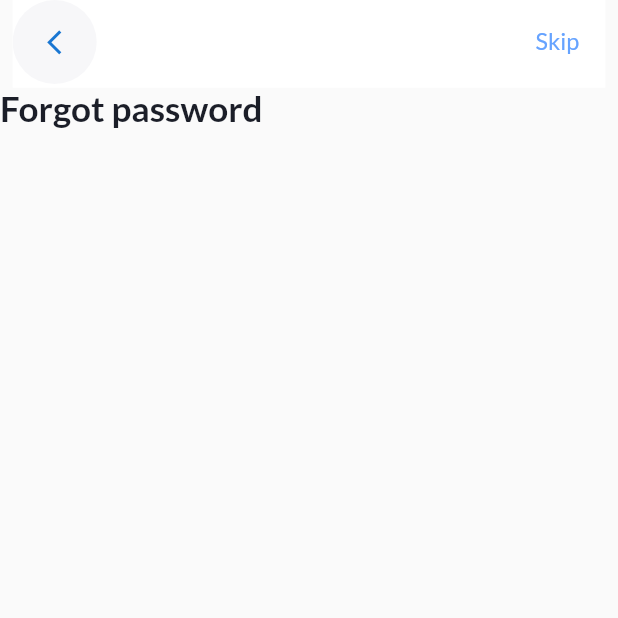
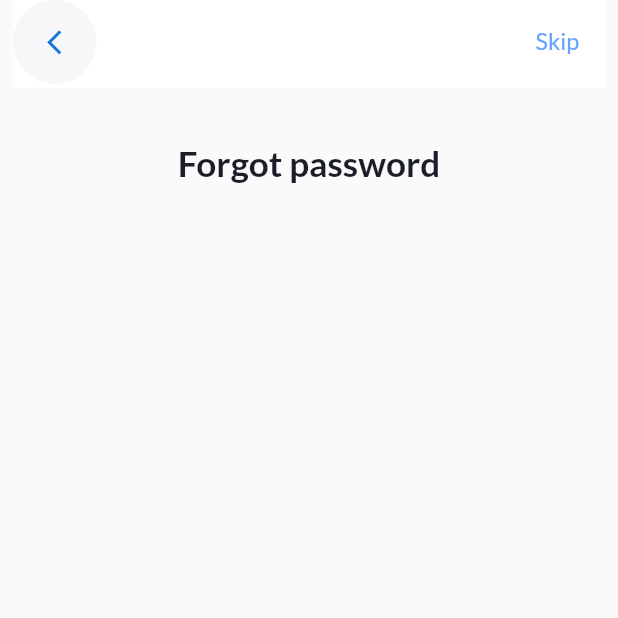
Before and after one commit to sadman-ichha/Royel-Property, a Flutter app: the ForgetPasswordScreen screen opened by its route, on a phone screen of 412 x 824 dp, the top half of it. Run offline on Flutter 3.47's test engine with Material 2 defaults, Android fonts, the phone set to English and light mode, and no system bars; our stand-ins replace dots_indicator, flutter_screenutil, get, google_fonts.

Commit message:
forget screen

```diff
--- a/lib/ui/views/forget_screen.dart
+++ b/lib/ui/views/forget_screen.dart
@@ -10,12 +10,17 @@ class ForgetPasswordScreen extends StatelessWidget {
     return Scaffold(
       appBar: WhiteAppBar("Skip", () {}),
       body: Column(
+        // mainAxisAlignment: MainAxisAlignment.center,
+       // crossAxisAlignment: CrossAxisAlignment.center,
         children: [
-          Text("Forgot password",
-              style: TextStyle(
-                  fontSize: 24.0.sp,
-                  fontWeight: FontWeight.w700,
-                  color: Color(0xFF1B1E28))),
+           SizedBox(height: 37.0.h),
+          Center(
+            child: Text("Forgot password",
+                style: TextStyle(
+                    fontSize: 24.0.sp,
+                    fontWeight: FontWeight.w700,
+                    color: Color(0xFF1B1E28))),
+          ),
         ],
       ),
     );
```
